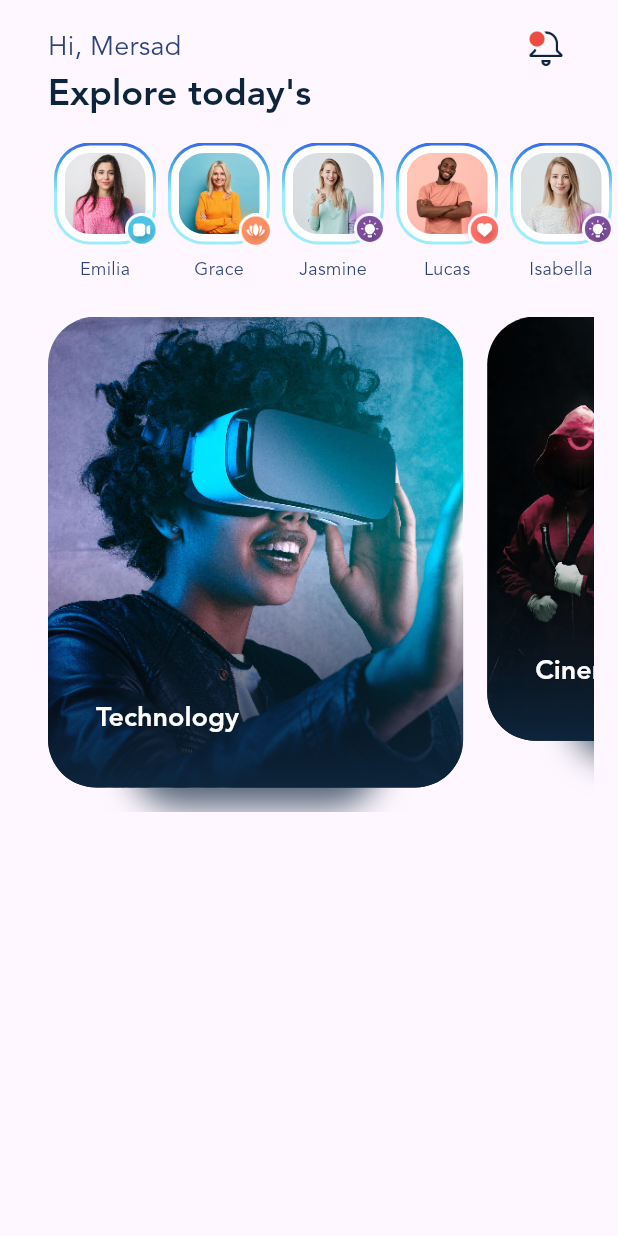
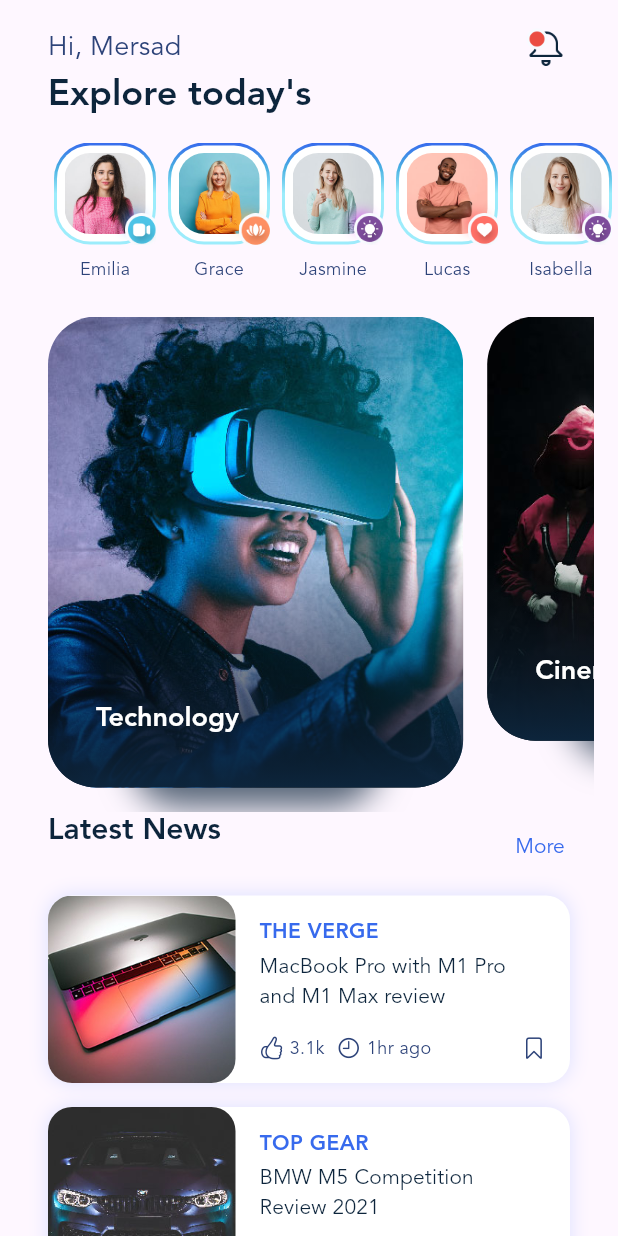
Before and after one commit to MersadMolaei/BlogClub, a Flutter app: the screen it shows after launch, on a phone screen of 412 x 824 dp. Run offline on Flutter 3.47's test engine with Material 2 defaults, Android fonts, the phone set to English and light mode, and no system bars.

Commit message:
implemented: home screen post list

```diff
--- a/lib/data.dart
+++ b/lib/data.dart
@@ -135,19 +135,19 @@ class AppDatabase {
   static List<PostData> get posts {
     return [
       PostData(
-        id: 1,
-        title: 'BMW M5 Competition Review 2021',
-        caption: 'TOP GEAR',
+        id: 0,
+        title: 'MacBook Pro with M1 Pro and M1 Max review',
+        caption: 'THE VERGE',
         isBookmarked: false,
         likes: '3.1k',
         time: '1hr ago',
         imageFileName: Assets.img.posts.small.smallPost1.path,
       ),
       PostData(
-        id: 0,
-        title: 'MacBook Pro with M1 Pro and M1 Max review',
-        caption: 'THE VERGE',
-        isBookmarked: false,
+        id: 1,
+        title: 'BMW M5 Competition Review 2021',
+        caption: 'TOP GEAR',
+        isBookmarked: true,
         likes: '1.2k',
         time: '2hr ago',
         imageFileName: Assets.img.posts.small.smallPost2.path,
@@ -156,7 +156,7 @@ class AppDatabase {
         id: 2,
         title: 'Step design sprint for UX beginner',
         caption: 'Ux Design',
-        isBookmarked: true,
+        isBookmarked: false,
         likes: '2k',
         time: '41hr ago',
         imageFileName: Assets.img.posts.small.smallPost3.path,
--- a/lib/main.dart
+++ b/lib/main.dart
@@ -1,6 +1,7 @@
 import 'package:blog_club/carousel_slider/carousel_slider.dart';
 import 'package:blog_club/data.dart';
 import 'package:blog_club/gen/assets.gen.dart';
+import 'package:flutter/cupertino.dart';
 import 'package:flutter/material.dart';
 
 void main() {
@@ -15,26 +16,48 @@ class MyApp extends StatelessWidget {
   Widget build(BuildContext context) {
     const primaryTextColor = Color(0xff0D253C);
     const secondaryTextColor = Color(0xff2D4379);
+    // const primaryColor = Color(0xff376AED);
     return MaterialApp(
       debugShowCheckedModeBanner: false,
       title: 'Blog Club',
       theme: ThemeData(
+        textButtonTheme: const TextButtonThemeData(
+          style: ButtonStyle(
+            textStyle: MaterialStatePropertyAll(
+              TextStyle(
+                fontFamily: defaultFontFamily,
+                fontSize: 14,
+                fontWeight: FontWeight.w400,
+                // color: primaryColor,
+              ),
+            ),
+          ),
+        ),
         colorScheme: ColorScheme.fromSeed(seedColor: Colors.deepPurple),
+        // colorScheme: ColorScheme.fromSeed(seedColor: Colors.deepPurple),
         useMaterial3: true,
         textTheme: const TextTheme(
+          titleSmall: TextStyle(
+              fontFamily: defaultFontFamily,
+              color: primaryTextColor,
+              fontSize: 14,
+              fontWeight: FontWeight.w400),
           titleMedium: TextStyle(
               fontFamily: defaultFontFamily,
               color: secondaryTextColor,
               fontSize: 18,
-              fontWeight: FontWeight.w200
-              // fontSize: 14,
-              ),
+              fontWeight: FontWeight.w200),
           titleLarge: TextStyle(
             fontFamily: defaultFontFamily,
             fontWeight: FontWeight.bold,
             color: primaryTextColor,
             fontSize: 18,
           ),
+          headlineSmall: TextStyle(
+              fontFamily: defaultFontFamily,
+              color: primaryTextColor,
+              fontSize: 20,
+              fontWeight: FontWeight.w700),
           headlineMedium: TextStyle(
               fontFamily: defaultFontFamily,
               color: primaryTextColor,
@@ -62,6 +85,7 @@ class HomeScreen extends StatelessWidget {
     return Scaffold(
       body: SafeArea(
         child: SingleChildScrollView(
+          physics: const BouncingScrollPhysics(),
           child: Column(
             crossAxisAlignment: CrossAxisAlignment.start,
             children: [
@@ -87,6 +111,8 @@ class HomeScreen extends StatelessWidget {
               StoryList(stories: stories, themeData: themeData),
               const SizedBox(height: 16),
               const SizedBox(height: 330, child: CategoryList()),
+              const PostList(),
+              const SizedBox(height: 32),
             ],
           ),
         ),
@@ -380,3 +406,138 @@ class StoryItem extends StatelessWidget {
     );
   }
 }
+
+class PostList extends StatelessWidget {
+  const PostList({super.key});
+
+  @override
+  Widget build(BuildContext context) {
+    final posts = AppDatabase.posts;
+    return Column(children: [
+      Padding(
+        padding: const EdgeInsets.only(left: 32, right: 20),
+        child: Row(
+            mainAxisAlignment: MainAxisAlignment.spaceBetween,
+            crossAxisAlignment: CrossAxisAlignment.start,
+            children: [
+              Text(
+                'Latest News',
+                style: Theme.of(context).textTheme.headlineSmall,
+              ),
+              TextButton(
+                onPressed: () {},
+                child: const Text(
+                  'More',
+                  style: TextStyle(
+                    color: Color(0xff376AED),
+                  ),
+                ),
+              )
+            ]),
+      ),
+      ListView.builder(
+          itemCount: posts.length,
+          itemExtent: 141,
+          shrinkWrap: true,
+          physics: const ClampingScrollPhysics(),
+          itemBuilder: (context, index) {
+            final post = posts[index];
+            return Post(post: post);
+          }),
+    ]);
+  }
+}
+
+class Post extends StatelessWidget {
+  const Post({
+    super.key,
+    required this.post,
+  });
+
+  final PostData post;
+
+  @override
+  Widget build(BuildContext context) {
+    return Container(
+      margin: const EdgeInsets.fromLTRB(32, 8, 32, 8),
+      decoration: BoxDecoration(
+          borderRadius: BorderRadius.circular(16), // 24
+          color: Colors.white,
+          boxShadow: [
+            BoxShadow(
+              // spreadRadius: 1,
+              blurRadius: 10,
+              color: const Color(0xff5282FF).withOpacity(0.20),
+            )
+          ]),
+      child: Row(
+        children: [
+          ClipRRect(
+              borderRadius: BorderRadius.circular(16), // 24
+              child: Image.asset(post.imageFileName)),
+          Expanded(
+            child: Padding(
+              padding: const EdgeInsets.fromLTRB(16, 0, 16, 0),
+              child: Column(
+                mainAxisAlignment: MainAxisAlignment.center,
+                crossAxisAlignment: CrossAxisAlignment.start,
+                children: [
+                  Text(
+                    post.caption,
+                    style: const TextStyle(
+                      fontFamily: MyApp.defaultFontFamily,
+                      color: Color(0xff376AED),
+                      fontWeight: FontWeight.w700,
+                      fontSize: 14,
+                    ),
+                  ),
+                  const SizedBox(height: 3),
+                  Text(
+                    post.title,
+                    style: Theme.of(context).textTheme.titleSmall,
+                  ),
+                  const SizedBox(height: 16),
+                  Row(
+                    crossAxisAlignment: CrossAxisAlignment.start,
+                    children: [
+                      Icon(
+                        CupertinoIcons.hand_thumbsup,
+                        size: 16,
+                        color: Theme.of(context).textTheme.bodyMedium!.color,
+                      ),
+                      const SizedBox(width: 4),
+                      Text(post.likes,
+                          style: Theme.of(context).textTheme.bodyMedium),
+                      const SizedBox(width: 8),
+                      Icon(
+                        CupertinoIcons.clock,
+                        size: 16,
+                        color: Theme.of(context).textTheme.bodyMedium!.color,
+                      ),
+                      const SizedBox(width: 4),
+                      Text(post.time,
+                          style: Theme.of(context).textTheme.bodyMedium),
+                      Expanded(
+                        child: Container(
+                          alignment: Alignment.centerRight,
+                          child: Icon(
+                            post.isBookmarked
+                                ? CupertinoIcons.bookmark_fill
+                                : CupertinoIcons.bookmark,
+                            size: 16,
+                            color:
+                                Theme.of(context).textTheme.bodyMedium!.color,
+                          ),
+                        ),
+                      )
+                    ],
+                  )
+                ],
+              ),
+            ),
+          )
+        ],
+      ),
+    );
+  }
+}
```
